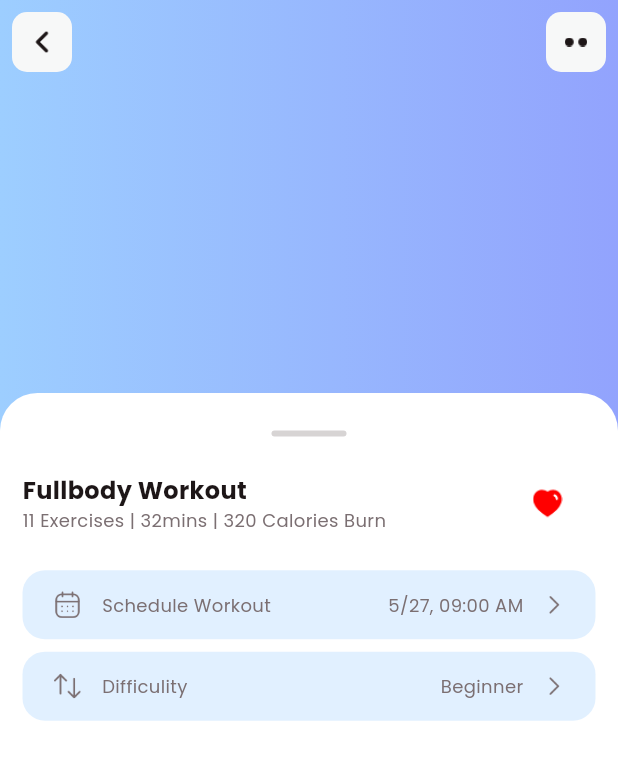
After one commit to hicranfiliz/fitness, a Flutter app: the WorkoutTrackerView screen opened directly, after a tap on "Fullbody Workout", on a phone screen of 412 x 824 dp. The commit adds this screen. Shown: the top 760 px of the screen. Run offline on Flutter 3.47's test engine with Material 2 defaults, Android fonts, the phone set to English and light mode, and no system bars; our stand-ins replace animated_toggle_switch, carousel_slider, fl_chart, simple_circular_progress_bar; missing offline and left inert: dotted_dashed_line, simple_animation_progress_bar.

Commit message:
added  schedule workout and difficulty part

```diff
--- /dev/null
+++ b/lib/common_widget/icon_title_next_row.dart
@@ -0,0 +1,82 @@
+import 'package:fitness/common/colo_extension.dart';
+import 'package:flutter/material.dart';
+
+class IconTitleNextRow extends StatelessWidget {
+  final String icon;
+  final String title;
+  final String time;
+  final VoidCallback onPressed;
+  final Color color;
+  const IconTitleNextRow(
+      {super.key,
+      required this.icon,
+      required this.title,
+      required this.time,
+      required this.onPressed,
+      required this.color});
+
+  @override
+  Widget build(BuildContext context) {
+    return InkWell(
+      onTap: onPressed,
+      child: Container(
+        padding: const EdgeInsets.symmetric(vertical: 8, horizontal: 15),
+        decoration: BoxDecoration(
+            color: TColor.primaryColor2.withOpacity(0.3),
+            borderRadius: BorderRadius.circular(15)),
+        child: Row(
+          mainAxisAlignment: MainAxisAlignment.spaceBetween,
+          children: [
+            Container(
+              width: 30,
+              height: 30,
+              alignment: Alignment.center,
+              child: Image.asset(
+                icon,
+                width: 18,
+                height: 18,
+                fit: BoxFit.contain,
+              ),
+            ),
+            const SizedBox(
+              width: 8,
+            ),
+            Expanded(
+              child: Text(
+                title,
+                style: TextStyle(color: TColor.gray, fontSize: 12),
+              ),
+            ),
+            SizedBox(
+              width: 120,
+              child: Text(
+                time,
+                textAlign: TextAlign.right,
+                style: TextStyle(color: TColor.gray, fontSize: 12),
+              ),
+            ),
+            const SizedBox(
+              width: 8,
+            ),
+            SizedBox(
+                width: 25,
+                height: 25,
+                child: InkWell(
+                    onTap: () {},
+                    child: Container(
+                      width: 25,
+                      height: 25,
+                      alignment: Alignment.center,
+                      child: Image.asset(
+                        "assets/img/p_next.png",
+                        width: 12,
+                        height: 12,
+                        fit: BoxFit.contain,
+                      ),
+                    )))
+          ],
+        ),
+      ),
+    );
+  }
+}
--- a/lib/common_widget/upcoming_workout_row.dart
+++ b/lib/common_widget/upcoming_workout_row.dart
@@ -15,7 +15,7 @@ class _UpcomingWorkoutRowState extends State<UpcomingWorkoutRow> {
   @override
   Widget build(BuildContext context) {
     return Container(
-        margin: const EdgeInsets.symmetric(vertical: 8),
+        margin: const EdgeInsets.symmetric(vertical: 8, horizontal: 2),
         padding: const EdgeInsets.all(10),
         decoration: BoxDecoration(
             color: TColor.white,
--- a/lib/common_widget/what_train_row.dart
+++ b/lib/common_widget/what_train_row.dart
@@ -9,7 +9,7 @@ class WhatTrainRow extends StatelessWidget {
   @override
   Widget build(BuildContext context) {
     return Container(
-        margin: const EdgeInsets.symmetric(vertical: 8),
+        margin: const EdgeInsets.symmetric(vertical: 8, horizontal: 2),
         decoration: BoxDecoration(
           color: Colors.white,
           borderRadius: BorderRadius.circular(15),
--- a/lib/common_widget/workout_row.dart
+++ b/lib/common_widget/workout_row.dart
@@ -10,7 +10,7 @@ class WorkoutRow extends StatelessWidget {
   Widget build(BuildContext context) {
     var media = MediaQuery.of(context).size;
     return Container(
-        margin: const EdgeInsets.symmetric(vertical: 8),
+        margin: const EdgeInsets.symmetric(vertical: 8, horizontal: 2),
         padding: const EdgeInsets.symmetric(vertical: 15, horizontal: 15),
         decoration: BoxDecoration(
             color: TColor.white,
--- /dev/null
+++ b/lib/view/workout_tracker/workout_detail_view.dart
@@ -0,0 +1,247 @@
+import 'package:fitness/common/colo_extension.dart';
+import 'package:fitness/common_widget/icon_title_next_row.dart';
+import 'package:fitness/common_widget/latest_activity_row.dart';
+import 'package:fitness/common_widget/round_button.dart';
+import 'package:fitness/common_widget/upcoming_workout_row.dart';
+import 'package:fitness/common_widget/what_train_row.dart';
+import 'package:fl_chart/fl_chart.dart';
+import 'package:flutter/material.dart';
+
+class WorkoutDetailView extends StatefulWidget {
+  final Map dObj;
+  const WorkoutDetailView({super.key, required this.dObj});
+
+  @override
+  State<WorkoutDetailView> createState() => _WorkoutDetailViewState();
+}
+
+class _WorkoutDetailViewState extends State<WorkoutDetailView> {
+  List latestArr = [
+    {
+      "image": "assets/img/Workout1.png",
+      "title": "Fullbody Workout",
+      "time": "Today, 03:00pm"
+    },
+    {
+      "image": "assets/img/Workout2.png",
+      "title": "Upperbody Workout",
+      "time": "June 05, 02:00pm"
+    },
+  ];
+
+  List whatArr = [
+    {
+      "image": "assets/img/what_1.png",
+      "title": "Fullbody Workout",
+      "exercises": "11 Exercises",
+      "time": "32mins"
+    },
+    {
+      "image": "assets/img/what_2.png",
+      "title": "Lowerbody Workout",
+      "exercises": "12 Exercises",
+      "time": "40mins"
+    },
+    {
+      "image": "assets/img/what_3.png",
+      "title": "AB Workout",
+      "exercises": "14 Exercises",
+      "time": "20mins"
+    },
+  ];
+  @override
+  Widget build(BuildContext context) {
+    var media = MediaQuery.of(context).size;
+    return Container(
+      decoration:
+          BoxDecoration(gradient: LinearGradient(colors: TColor.primaryG)),
+      child: NestedScrollView(
+          headerSliverBuilder: ((context, innerBoxIsScrolled) {
+            return [
+              SliverAppBar(
+                backgroundColor: Colors.transparent,
+                centerTitle: true,
+                elevation: 0,
+                leading: InkWell(
+                  onTap: () {
+                    Navigator.pop(context);
+                  },
+                  child: Container(
+                    margin: const EdgeInsets.all(8),
+                    height: 40,
+                    width: 40,
+                    alignment: Alignment.center,
+                    decoration: BoxDecoration(
+                        color: TColor.lightGray,
+                        borderRadius: BorderRadius.circular(10)),
+                    child: Image.asset(
+                      "assets/img/black_btn.png",
+                      width: 15,
+                      height: 15,
+                      fit: BoxFit.contain,
+                    ),
+                  ),
+                ),
+                actions: [
+                  InkWell(
+                    onTap: () {},
+                    child: Container(
+                      margin: const EdgeInsets.all(8),
+                      height: 40,
+                      width: 40,
+                      alignment: Alignment.center,
+                      decoration: BoxDecoration(
+                          color: TColor.lightGray,
+                          borderRadius: BorderRadius.circular(10)),
+                      child: Image.asset(
+                        "assets/img/more_btn.png",
+                        width: 15,
+                        height: 15,
+                        fit: BoxFit.contain,
+                      ),
+                    ),
+                  ),
+                ],
+              ),
+              SliverAppBar(
+                backgroundColor: Colors.transparent,
+                centerTitle: true,
+                elevation: 0,
+                leadingWidth: 0,
+                leading: Container(),
+                expandedHeight: media.width * 0.5,
+                flexibleSpace: Container(
+                  height: media.width * 0.5,
+                  width: double.maxFinite,
+                  padding: const EdgeInsets.symmetric(horizontal: 15),
+                ),
+              ),
+            ];
+          }),
+          body: Container(
+            padding: const EdgeInsets.symmetric(horizontal: 15, vertical: 15),
+            decoration: BoxDecoration(
+                color: TColor.white,
+                borderRadius: const BorderRadius.only(
+                    topLeft: Radius.circular(25),
+                    topRight: Radius.circular(25))),
+            child: Scaffold(
+              backgroundColor: Colors.transparent,
+              body: SingleChildScrollView(
+                child: Column(
+                  children: [
+                    const SizedBox(
+                      height: 10,
+                    ),
+                    Container(
+                      width: 50,
+                      height: 4,
+                      decoration: BoxDecoration(
+                          color: TColor.gray.withOpacity(0.3),
+                          borderRadius: BorderRadius.circular(3)),
+                    ),
+                    SizedBox(
+                      height: media.width * 0.05,
+                    ),
+                    Row(
+                      mainAxisAlignment: MainAxisAlignment.spaceBetween,
+                      children: [
+                        Expanded(
+                          child: Column(
+                            crossAxisAlignment: CrossAxisAlignment.start,
+                            children: [
+                              Text(
+                                widget.dObj["title"].toString(),
+                                style: TextStyle(
+                                    color: TColor.black,
+                                    fontSize: 16,
+                                    fontWeight: FontWeight.w700),
+                              ),
+                              Text(
+                                "${widget.dObj["exercises"].toString()} | ${widget.dObj["time"].toString()} | 320 Calories Burn",
+                                style: TextStyle(
+                                  color: TColor.gray,
+                                  fontSize: 12,
+                                ),
+                              ),
+                            ],
+                          ),
+                        ),
+                        TextButton(
+                            onPressed: () {},
+                            child: Image.asset(
+                              "assets/img/fav.png",
+                              width: 20,
+                              height: 20,
+                              fit: BoxFit.contain,
+                            ))
+                      ],
+                    ),
+                    SizedBox(
+                      height: media.width * 0.05,
+                    ),
+                    IconTitleNextRow(
+                        icon: "assets/img/time.png",
+                        title: "Schedule Workout",
+                        time: "5/27, 09:00 AM",
+                        color: TColor.primaryColor2.withOpacity(0.3),
+                        onPressed: () {}),
+                    SizedBox(
+                      height: media.width * 0.02,
+                    ),
+
+                    IconTitleNextRow(
+                        icon: "assets/img/difficulity.png",
+                        title: "Difficulity",
+                        time: "Beginner",
+                        color: TColor.secondaryColor2.withOpacity(0.3),
+                        onPressed: () {}),
+                    SizedBox(
+                      height: media.width * 0.05,
+                    ),
+                    // ListView.builder(
+                    //   padding: EdgeInsets.zero,
+                    //   physics: const NeverScrollableScrollPhysics(),
+                    //   shrinkWrap: true,
+                    //   itemCount: latestArr.length,
+                    //   itemBuilder: (context, index) {
+                    //     var wObj = latestArr[index] as Map? ?? {};
+                    //     return UpcomingWorkoutRow(wObj: wObj);
+                    //   },
+                    // ),
+                    // SizedBox(
+                    //   height: media.width * 0.05,
+                    // ),
+                    // Row(
+                    //   mainAxisAlignment: MainAxisAlignment.spaceBetween,
+                    //   children: [
+                    //     Text(
+                    //       "What Do You Want to Train",
+                    //       style: TextStyle(
+                    //           color: TColor.black,
+                    //           fontSize: 16,
+                    //           fontWeight: FontWeight.w700),
+                    //     ),
+                    //   ],
+                    // ),
+                    // ListView.builder(
+                    //   padding: EdgeInsets.zero,
+                    //   physics: const NeverScrollableScrollPhysics(),
+                    //   shrinkWrap: true,
+                    //   itemCount: whatArr.length,
+                    //   itemBuilder: (context, index) {
+                    //     var wObj = whatArr[index] as Map? ?? {};
+                    //     return WhatTrainRow(wObj: wObj);
+                    //   },
+                    // ),
+                    SizedBox(
+                      height: media.width * 0.1,
+                    ),
+                  ],
+                ),
+              ),
+            ),
+          )),
+    );
+  }
+}
--- a/lib/view/workout_tracker/workout_tracker_view.dart
+++ b/lib/view/workout_tracker/workout_tracker_view.dart
@@ -3,6 +3,7 @@ import 'package:fitness/common_widget/latest_activity_row.dart';
 import 'package:fitness/common_widget/round_button.dart';
 import 'package:fitness/common_widget/upcoming_workout_row.dart';
 import 'package:fitness/common_widget/what_train_row.dart';
+import 'package:fitness/view/workout_tracker/workout_detail_view.dart';
 import 'package:fl_chart/fl_chart.dart';
 import 'package:flutter/material.dart';
 
@@ -65,7 +66,7 @@ class _WorkoutTrackerViewState extends State<WorkoutTrackerView> {
                 title: Text(
                   "Workout Tracker",
                   style: TextStyle(
-                      color: TColor.black,
+                      color: TColor.white,
                       fontSize: 16,
                       fontWeight: FontWeight.w700),
                 ),
@@ -317,7 +318,15 @@ class _WorkoutTrackerViewState extends State<WorkoutTrackerView> {
                       itemCount: whatArr.length,
                       itemBuilder: (context, index) {
                         var wObj = whatArr[index] as Map? ?? {};
-                        return WhatTrainRow(wObj: wObj);
+                        return InkWell(
+                            onTap: () {
+                              Navigator.push(
+                                  context,
+                                  MaterialPageRoute(
+                                      builder: (context) =>
+                                          WorkoutDetailView(dObj: wObj)));
+                            },
+                            child: WhatTrainRow(wObj: wObj));
                       },
                     ),
                     SizedBox(
```
Also changed, not shown: assets/img/barbell.png (added), assets/img/bottle (1).png (added), assets/img/difficulity.png (added), assets/img/fav.png (added), assets/img/img_1.png (added), assets/img/img_2.png (added), assets/img/next_go.png (added), assets/img/skipping_rope.png (added), assets/img/time.png (added).
